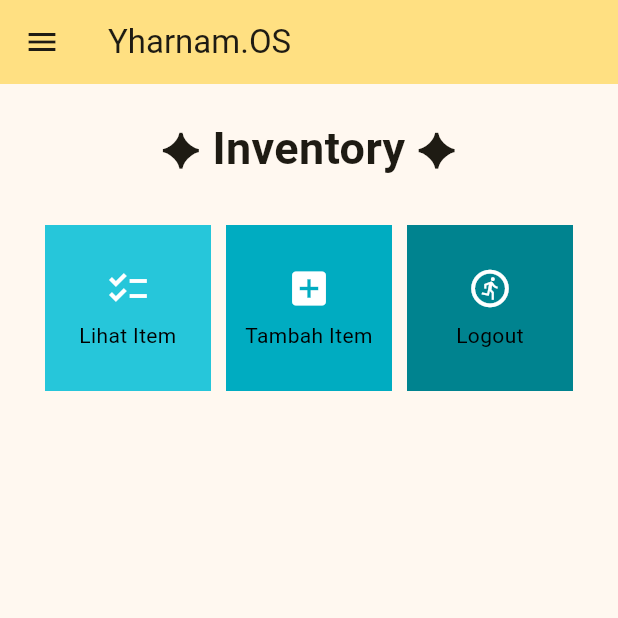
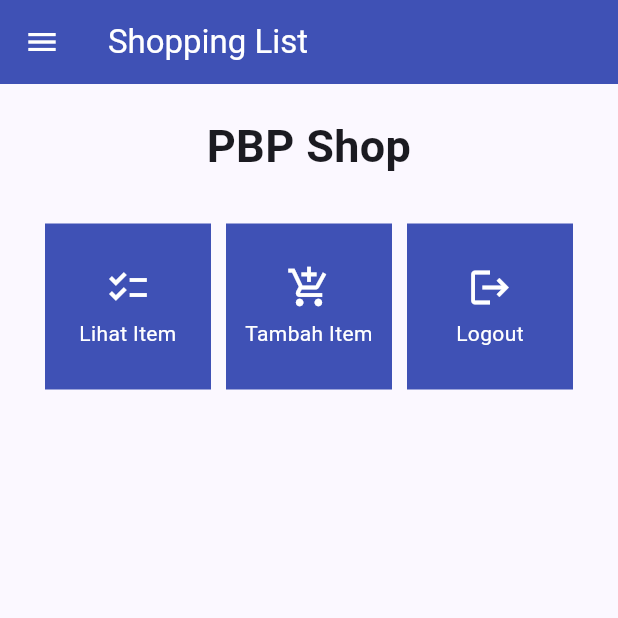
Before and after one commit to MRadhityaUtomo/inventory-mobile, a Flutter app: the ItemListPage screen opened directly, in the side drawer, after a tap on "Halaman Utama", on a phone screen of 412 x 824 dp, the top half of it. Run offline on Flutter 3.47's test engine with Material 2 defaults, Android fonts, the phone set to English and light mode, and no system bars; missing offline and left inert: pbp_django_auth; network calls fail.

Commit message:
tugas 8 in progress - done the essential codes

```diff
--- /dev/null
+++ b/lib/models/item.dart
@@ -0,0 +1,73 @@
+// To parse this JSON data, do
+//
+//     final item = itemFromJson(jsonString);
+
+import 'dart:convert';
+
+List<Item> itemFromJson(String str) => List<Item>.from(json.decode(str).map((x) => Item.fromJson(x)));
+
+String itemToJson(List<Item> data) => json.encode(List<dynamic>.from(data.map((x) => x.toJson())));
+
+class Item {
+    String model;
+    int pk;
+    Fields fields;
+
+    Item({
+        required this.model,
+        required this.pk,
+        required this.fields,
+    });
+
+    factory Item.fromJson(Map<String, dynamic> json) => Item(
+        model: json["model"],
+        pk: json["pk"],
+        fields: Fields.fromJson(json["fields"]),
+    );
+
+    Map<String, dynamic> toJson() => {
+        "model": model,
+        "pk": pk,
+        "fields": fields.toJson(),
+    };
+}
+
+class Fields {
+    int user;
+    String name;
+    int amount;
+    String description;
+    int omen;
+    int space;
+    DateTime dateAdded;
+
+    Fields({
+        required this.user,
+        required this.name,
+        required this.amount,
+        required this.description,
+        required this.omen,
+        required this.space,
+        required this.dateAdded,
+    });
+
+    factory Fields.fromJson(Map<String, dynamic> json) => Fields(
+        user: json["user"],
+        name: json["name"],
+        amount: json["amount"],
+        description: json["description"],
+        omen: json["omen"],
+        space: json["space"],
+        dateAdded: DateTime.parse(json["date_added"]),
+    );
+
+    Map<String, dynamic> toJson() => {
+        "user": user,
+        "name": name,
+        "amount": amount,
+        "description": description,
+        "omen": omen,
+        "space": space,
+        "date_added": "${dateAdded.year.toString().padLeft(4, '0')}-${dateAdded.month.toString().padLeft(2, '0')}-${dateAdded.day.toString().padLeft(2, '0')}",
+    };
+}
--- a/lib/screens/item_show.dart
+++ b/lib/screens/item_show.dart
@@ -1,63 +1,95 @@
 import 'package:flutter/material.dart';
-import 'package:inventory_mobile/widgets/item_card.dart';
+import 'package:http/http.dart' as http;
+import 'dart:convert';
+import 'package:inventory_mobile/models/item.dart';
 import 'package:inventory_mobile/widgets/left_drawer.dart';
 
 class ItemListPage extends StatefulWidget {
-  const ItemListPage({super.key});
+    const ItemListPage({Key? key}) : super(key: key);
+
     @override
-  State<ItemListPage> createState() => _ItemListPageState();
+    _itemPageState createState() => _itemPageState();
 }
 
-class _ItemListPageState extends State<ItemListPage> {
-  final _formKey = GlobalKey<FormState>();
+class _itemPageState extends State<ItemListPage> {
+Future<List<Item>> fetchitem() async {
+    // TODO: Ganti URL dan jangan lupa tambahkan trailing slash (/) di akhir URL!
+    var url = Uri.parse(
+        'http://127.0.0.1:8000/json/');
+    var response = await http.get(
+        url,
+        headers: {"Content-Type": "application/json"},
+    );
+
+    // melakukan decode response menjadi bentuk json
+    var data = jsonDecode(utf8.decode(response.bodyBytes));
+
+    // melakukan konversi data json menjadi object item
+    List<Item> list_item = [];
+    for (var d in data) {
+        if (d != null) {
+            list_item.add(Item.fromJson(d));
+        }
+    }
+    return list_item;
+}
+
 @override
 Widget build(BuildContext context) {
     return Scaffold(
         appBar: AppBar(
-        title: const Center(
-          child: Text(
-            '-- Inventory --',
-          ),
-        ),
-            backgroundColor: Colors.amber[200]!,
-            foregroundColor: Colors.black,
+        title: const Text('Item'),
         ),
         drawer: const LeftDrawer(),
-      body: Form(
-        key: _formKey,
-        child: SingleChildScrollView(
+        body: FutureBuilder(
+            future: fetchitem(),
+            builder: (context, AsyncSnapshot snapshot) {
+                if (snapshot.data == null) {
+                    return const Center(child: CircularProgressIndicator());
+                } else {
+                    if (!snapshot.hasData) {
+                    return const Column(
+                        children: [
+                        Text(
+                            "Tidak ada data item.",
+                            style:
+                                TextStyle(color: Color(0xff59A5D8), fontSize: 20),
+                        ),
+                        SizedBox(height: 8),
+                        ],
+                    );
+                } else {
+                    return ListView.builder(
+                        itemCount: snapshot.data!.length,
+                        itemBuilder: (_, index) => Container(
+                                margin: const EdgeInsets.symmetric(
+                                    horizontal: 16, vertical: 12),
+                                padding: const EdgeInsets.all(20.0),
                                 child: Column(
+                                mainAxisAlignment: MainAxisAlignment.start,
                                 crossAxisAlignment: CrossAxisAlignment.start,
                                 children: [
-              ListView.builder(
-                shrinkWrap: true,
-                itemCount: itemList.length,
-                itemBuilder: (BuildContext context, int idx) {
-                  return ListTile(
-                      title: Text(
-                        "${idx + 1}. ${itemList[idx].name}",
-                        textAlign: TextAlign.left,
+                                    Text(
+                                    "${snapshot.data![index].fields.name}",
                                     style: const TextStyle(
-                          fontSize: 20,
+                                        fontSize: 18.0,
                                         fontWeight: FontWeight.bold,
                                     ),
                                     ),
-                      subtitle: Container(
-                        margin: const EdgeInsets.only(left: 22.0),
-                        child: Text(
-                          """omen: ${itemList[idx].omen}
-Amount: ${itemList[idx].amount}
-Description: ${itemList[idx].description}
-""",
-                          textAlign: TextAlign.left,
+                                    const SizedBox(height: 10),
+                                    Text("${snapshot.data![index].fields.omen}"),
+                                    const SizedBox(height: 10),
+                                    Text("${snapshot.data![index].fields.space}"),
+                                    const SizedBox(height: 10),
+                                    Text(
+                                        "${snapshot.data![index].fields.description}"),
+                                    const SizedBox(height: 10),
+                                    Text("${snapshot.data![index].fields.amount}"),
+                                ],
                                 ),
                             ));
-                },
-              )
-            ],
-          ),
-        ),
-      ),
-    );
                     }
                 }
+            }));
+    }
+}
--- a/lib/screens/menu.dart
+++ b/lib/screens/menu.dart
@@ -1,5 +1,5 @@
 import 'package:flutter/material.dart';
-// import 'package:shopping_list/shoplist_form.dart';
+// import 'package:inventory_mobile/shoplist_form.dart';
 import 'package:inventory_mobile/widgets/item_card.dart';
 import 'package:inventory_mobile/widgets/left_drawer.dart';
 
@@ -7,9 +7,9 @@ class MyHomePage extends StatelessWidget {
   MyHomePage({Key? key}) : super(key: key);
 
   final List<ShopItem> items = [
-      ShopItem.lihatItem, // Use the predefined instances with different colors
-      ShopItem.tambahItem,
-      ShopItem.logout,
+    ShopItem("Lihat Item", Icons.checklist),
+    ShopItem("Tambah Item", Icons.add_shopping_cart),
+    ShopItem("Logout", Icons.logout),
   ];
 
   // This widget is the home page of your application. It is stateful, meaning
@@ -25,12 +25,14 @@ class MyHomePage extends StatelessWidget {
   Widget build(BuildContext context) {
     return Scaffold(
       appBar: AppBar(
-        backgroundColor: Colors.amber[200]!,
         title: const Text(
-          'Yharnam.OS',
+          'Shopping List',
         ),
+            backgroundColor: Colors.indigo,
+            foregroundColor: Colors.white,
       ),
-       drawer: const LeftDrawer(),
+      // Masukkan drawer sebagai parameter nilai drawer dari widget Scaffold
+            drawer: const LeftDrawer(),
       body: SingleChildScrollView(
         // Widget wrapper yang dapat discroll
         child: Padding(
@@ -42,7 +44,7 @@ class MyHomePage extends StatelessWidget {
                 padding: EdgeInsets.only(top: 10.0, bottom: 10.0),
                 // Widget Text untuk menampilkan tulisan dengan alignment center dan style yang sesuai
                 child: Text(
-                  '✦ Inventory ✦', // Text yang menandakan toko
+                  'PBP Shop', // Text yang menandakan toko
                   textAlign: TextAlign.center,
                   style: TextStyle(
                     fontSize: 30,
--- a/lib/widgets/item_card.dart
+++ b/lib/widgets/item_card.dart
@@ -1,31 +1,16 @@
 import 'package:flutter/material.dart';
+import 'package:pbp_django_auth/pbp_django_auth.dart';
+import 'package:provider/provider.dart';
+import 'package:inventory_mobile/screens/login.dart';
 import 'package:inventory_mobile/screens/item_form.dart';
 import 'package:inventory_mobile/screens/item_show.dart';
-
-
-List<Item> itemList = [];
-
-class Item {
-  String name = "";
-  int omen = 0;
-  int amount = 0;
-  String description = "";
-
-  Item(
-      this.name, this.omen, this.amount, this.description);
-}
 
 
 class ShopItem {
   final String name;
   final IconData icon;
-  final Color color;
 
-  ShopItem(this.name, this.icon, this.color);
-
-  static final ShopItem lihatItem = ShopItem("Lihat Item", Icons.checklist, Colors.cyan[400]!);
-  static final ShopItem tambahItem = ShopItem("Tambah Item", Icons.add_box, Colors.cyan[600]!);
-  static final ShopItem logout = ShopItem("Logout", Icons.run_circle_outlined, Colors.cyan[800]!);
+  ShopItem(this.name, this.icon);
 }
 
 class ShopCard extends StatelessWidget {
@@ -35,11 +20,12 @@ class ShopCard extends StatelessWidget {
 
   @override
   Widget build(BuildContext context) {
+     final request = context.watch<CookieRequest>();
     return Material(
-      color: item.color,
+      color: Colors.indigo,
       child: InkWell(
         // Area responsive terhadap sentuhan
-        onTap: () {
+        onTap: () async {
             // Memunculkan SnackBar ketika diklik
             ScaffoldMessenger.of(context)
               ..hideCurrentSnackBar()
@@ -52,15 +38,32 @@ class ShopCard extends StatelessWidget {
               Navigator.push(
                     context,
                     MaterialPageRoute(
-                      builder: (context) => const ShopFormPage(),
+                      builder: (context) => ShopFormPage(),
                     ));
             }
             else if (item.name == "Lihat Item") {
+            Navigator.push(context,
+            MaterialPageRoute(builder: (context) => const ItemListPage()));
+      }
+      else if (item.name == "Logout") {
+        final response = await request.logout(
+            // TODO: Ganti URL dan jangan lupa tambahkan trailing slash (/) di akhir URL!
+            "http://127.0.0.1:8000/auth/logout/");
+        String message = response["message"];
+        if (response['status']) {
+          String uname = response["username"];
+          ScaffoldMessenger.of(context).showSnackBar(SnackBar(
+            content: Text("$message Sampai jumpa, $uname."),
+          ));
           Navigator.pushReplacement(
             context,
-                MaterialPageRoute(
-                  builder: (context) => const ItemListPage(),
+            MaterialPageRoute(builder: (context) => const LoginPage()),
+          );
+        } else {
+          ScaffoldMessenger.of(context).showSnackBar(SnackBar(
+            content: Text("$message"),
           ));
+        }
       }
 
         },
@@ -80,7 +83,7 @@ class ShopCard extends StatelessWidget {
                 Text(
                   item.name,
                   textAlign: TextAlign.center,
-                  style: const TextStyle(color: Colors.black),
+                  style: const TextStyle(color: Colors.white),
                 ),
               ],
             ),
--- a/lib/widgets/left_drawer.dart
+++ b/lib/widgets/left_drawer.dart
@@ -69,7 +69,7 @@ class LeftDrawer extends StatelessWidget {
                   ));
             },
             ),
-             ListTile(
+            ListTile(
             leading: const Icon(Icons.remove_red_eye_rounded),
             title: const Text('Open Inventory'),
             // Bagian redirection ke ShopFormPage
@@ -85,6 +85,17 @@ class LeftDrawer extends StatelessWidget {
                   ));
             },
             ),
+            ListTile(
+            leading: const Icon(Icons.shopping_basket),
+            title: const Text('Daftar Item'),
+            onTap: () {
+                // Route menu ke halaman produk
+                Navigator.push(
+                context,
+                MaterialPageRoute(builder: (context) => const ItemListPage()),
+                );
+            },
+        ),
         ],
       ),
     );
--- a/pubspec.yaml
+++ b/pubspec.yaml
@@ -35,6 +35,8 @@ dependencies:
   # The following adds the Cupertino Icons font to your application.
   # Use with the CupertinoIcons class for iOS style icons.
   cupertino_icons: ^1.0.2
+  provider: ^6.1.1
+  pbp_django_auth: ^0.4.0
 
 dev_dependencies:
   flutter_test:
```
Also changed, not shown: lib/main.dart (+14 -21 lines), lib/screens/item_form.dart (+77 -52 lines), lib/screens/login.dart (added, +114 -0 lines), pubspec.lock, 2 other files. Lines whose indentation alone changed are shown as unchanged.
